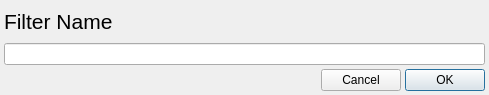
First picture: the form in Source/Applications/PluginMaker/UI_Files/AddFilterWidget.ui, repository BlueQuartzSoftware/DREAM3D, before the edit.
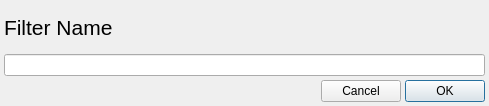
Second picture: the form after the edit.

Commit message: Add filter button now works.  It prompts for the filter name and then creates 3 files...cpp, h, and html.

Diff of the .ui file:
```diff
--- a/Source/Applications/PluginMaker/UI_Files/AddFilterWidget.ui
+++ b/Source/Applications/PluginMaker/UI_Files/AddFilterWidget.ui
@@ -7,7 +7,7 @@
     <x>0</x>
     <y>0</y>
     <width>489</width>
-    <height>95</height>
+    <height>106</height>
    </rect>
   </property>
   <property name="sizePolicy">
```
Left out of the diff: 19 changed lines with no effect on the pictures. The commit also changes 6 other files.
